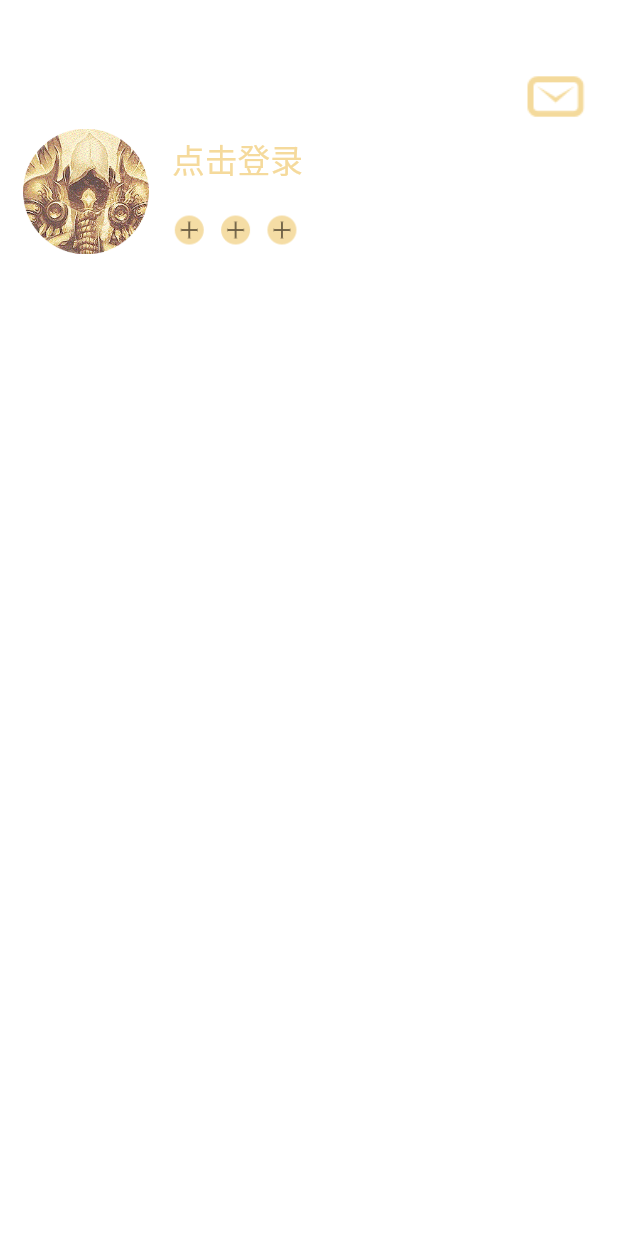
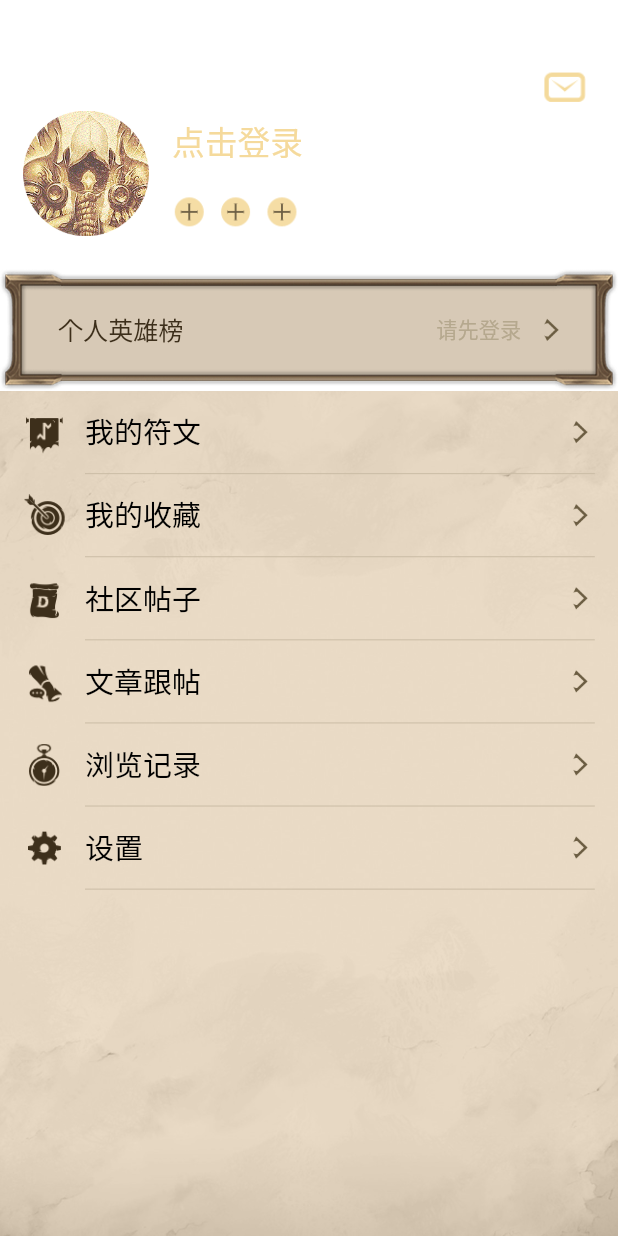
Before and after one commit to j787701730/cain_flutter, a Flutter app: the My screen opened directly, on a phone screen of 412 x 824 dp. Run offline on Flutter 3.47's test engine with Material 2 defaults, Android fonts, the phone set to English and light mode, and no system bars; our stand-ins replace flutter_screenutil, flutter_swiper, pull_to_refresh, toast; Roboto replaces fonts that are missing (SourceHanSansCN).

Commit message:
我的页 完善

```diff
--- a/lib/my.dart
+++ b/lib/my.dart
@@ -17,6 +17,15 @@ class _MyState extends State<My> with AutomaticKeepAliveClientMixin {
   @override
   bool get wantKeepAlive => true;
 
+  List sets = [
+    {'name': '我的符文', 'icon': 'icon_pgmy_post', 'id': 1},
+    {'name': '我的收藏', 'icon': 'icon_pgmy_record', 'id': 2},
+    {'name': '社区帖子', 'icon': 'icon_pgmy_comment', 'id': 3},
+    {'name': '文章跟帖', 'icon': 'icon_pgmy_message', 'id': 4},
+    {'name': '浏览记录', 'icon': 'icon_pgmy_save', 'id': 5},
+    {'name': '设置', 'icon': 'icon_pgmy1_set', 'id': 6},
+  ];
+
   @override
   Widget build(BuildContext context) {
     super.build(context);
@@ -33,7 +42,10 @@ class _MyState extends State<My> with AutomaticKeepAliveClientMixin {
                   top: ScreenUtil.getInstance().setWidth(65),
                   right: ScreenUtil.getInstance().setWidth(30)),
               alignment: Alignment.topRight,
-              child: Image.asset('images/my_message.png'),
+              child: Image.asset(
+                'images/my_message.png',
+                height: ScreenUtil.getInstance().setHeight(44),
+              ),
             ),
             Container(
               padding: EdgeInsets.only(left: ScreenUtil.getInstance().setWidth(24)),
@@ -79,7 +91,99 @@ class _MyState extends State<My> with AutomaticKeepAliveClientMixin {
                   )
                 ],
               ),
-            )
+            ),
+            Container(
+              margin: EdgeInsets.only(top: ScreenUtil.getInstance().setHeight(30)),
+              height: width / 1092 * 216,
+              decoration: BoxDecoration(
+                  image: DecorationImage(image: AssetImage('images/mine_hero_unbind_bg.png'))),
+              child: Row(
+                mainAxisAlignment: MainAxisAlignment.spaceBetween,
+                children: <Widget>[
+                  Container(
+                    padding: EdgeInsets.only(left: ScreenUtil.getInstance().setWidth(60)),
+                    child: Text(
+                      '个人英雄榜',
+                      style: TextStyle(
+                          color: Color(0xff3D2F1B), fontSize: ScreenUtil.getInstance().setSp(26)),
+                    ),
+                  ),
+                  Container(
+                    padding: EdgeInsets.only(right: ScreenUtil.getInstance().setWidth(54)),
+                    child: Row(
+                      children: <Widget>[
+                        Text(
+                          '请先登录   ',
+                          style: TextStyle(
+                              fontSize: ScreenUtil.getInstance().setWidth(22),
+                              color: Color(0xffB5A88E)),
+                        ),
+                        Image.asset(
+                          'images/next_right.png',
+                          width: ScreenUtil.getInstance().setWidth(30),
+                        )
+                      ],
+                    ),
+                  )
+                ],
+              ),
+            ),
+            Expanded(
+                child: Container(
+              decoration: BoxDecoration(
+                  image: DecorationImage(
+                      image: AssetImage('images/fragment_tools_bg.jpg'),
+                      fit: BoxFit.cover,
+                      alignment: Alignment.bottomCenter)),
+              child: Column(
+                children: sets.map<Widget>((item) {
+                  return Container(
+                    padding: EdgeInsets.only(
+                      left: ScreenUtil.getInstance().setWidth(24),
+                      right: ScreenUtil.getInstance().setWidth(24),
+                    ),
+                    child: Row(
+                      mainAxisAlignment: MainAxisAlignment.spaceBetween,
+                      children: <Widget>[
+                        Container(
+                          margin: EdgeInsets.only(right: ScreenUtil.getInstance().setWidth(20)),
+                          child: Image.asset(
+                            'images/${item['icon']}.png',
+                            width: ScreenUtil.getInstance().setWidth(44),
+                          ),
+                        ),
+                        Expanded(
+                            child: Container(
+                          padding: EdgeInsets.only(
+                              top: ScreenUtil.getInstance().setWidth(20),
+                              bottom: ScreenUtil.getInstance().setWidth(20)),
+                          decoration: BoxDecoration(
+                              border: Border(
+                                  bottom: BorderSide(
+                                      color: Color(0xffC9BBA4),
+                                      width: ScreenUtil.getInstance().setWidth(1)))),
+                          child: Row(
+                            mainAxisAlignment: MainAxisAlignment.spaceBetween,
+                            children: <Widget>[
+                              Text(
+                                '${item['name']}',
+                                style: TextStyle(
+                                    color: Color(0xff000000),
+                                    fontSize: ScreenUtil.getInstance().setSp(30)),
+                              ),
+                              Image.asset(
+                                'images/next_right.png',
+                                width: ScreenUtil.getInstance().setWidth(30),
+                              )
+                            ],
+                          ),
+                        ))
+                      ],
+                    ),
+                  );
+                }).toList(),
+              ),
+            )),
           ],
         ),
       ),
--- a/lib/tool.dart
+++ b/lib/tool.dart
@@ -96,7 +96,9 @@ class _ToolState extends State<Tool> with AutomaticKeepAliveClientMixin, TickerP
         backgroundColor: Colors.transparent,
         elevation: 0,
         titleSpacing: 0,
-        title: Text('工具'),
+        title: Text('工具',style: TextStyle(
+          color: Color(0xffFFDF8E)
+        ),),
       ),
       body: Container(
         decoration: BoxDecoration(
@@ -191,9 +193,10 @@ class _ToolState extends State<Tool> with AutomaticKeepAliveClientMixin, TickerP
                         crossAxisAlignment: CrossAxisAlignment.center,
                         mainAxisAlignment: MainAxisAlignment.center,
                         children: <Widget>[
-                          Image.asset('images/tools_add_icon.png'),
+                          Image.asset('images/tools_add_icon.png',
+                          width: ScreenUtil.getInstance().setWidth(84),),
                           Text(
-                            '   登录并绑定英雄，即可查看天梯成绩',
+                            '  登录并绑定英雄，即可查看天梯成绩',
                             style: TextStyle(
                                 fontSize: ScreenUtil.getInstance().setSp(26),
                                 color: Color(0xff3D2F1B)),
@@ -241,9 +244,10 @@ class _ToolState extends State<Tool> with AutomaticKeepAliveClientMixin, TickerP
                                 child: Row(
                                   children: <Widget>[
                                     Image.asset(
-                                        'images/tools_${(strongest.indexOf(item) + 1)}_ic.png'),
+                                        'images/tools_${(strongest.indexOf(item) + 1)}_ic.png',
+                                    width: ScreenUtil.getInstance().setWidth(24),),
                                     Text(
-                                      '  ${item['type']}',
+                                      ' ${item['type']}',
                                       style: TextStyle(
                                           fontSize: ScreenUtil.getInstance().setSp(26),
                                           color: Color(0xff6A5C41)),
@@ -307,7 +311,8 @@ class _ToolState extends State<Tool> with AutomaticKeepAliveClientMixin, TickerP
                             children: <Widget>[
                               Row(
                                 children: <Widget>[
-                                  Image.asset('images/${item['icon']}.png'),
+                                  Image.asset('images/${item['icon']}.png',
+                                  width: ScreenUtil.getInstance().setWidth(72),),
                                   Text(
                                     item['name'],
                                     style: TextStyle(
```
